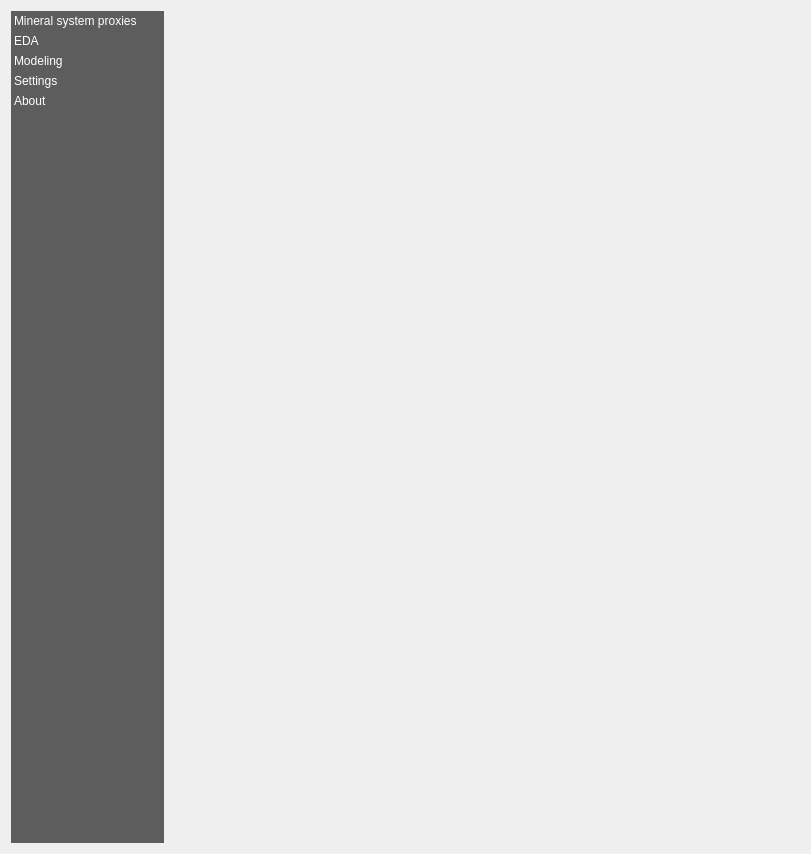
Above: eis_qgis_plugin/resources/ui/wizard.ui from GispoCoding/eis_qgis_plugin before the change. Below: the same form after it.
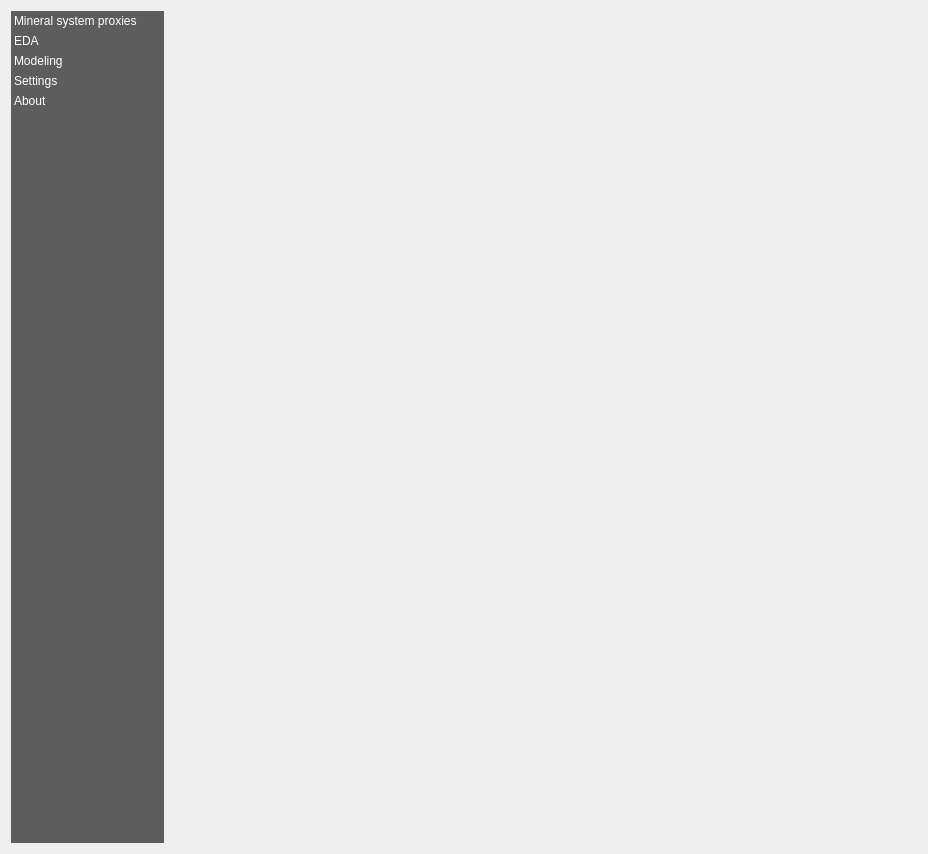
That is the form after the change.

What changed in the file:
```diff
--- a/eis_qgis_plugin/resources/ui/wizard.ui
+++ b/eis_qgis_plugin/resources/ui/wizard.ui
@@ -6,7 +6,7 @@
    <rect>
     <x>0</x>
     <y>0</y>
-    <width>811</width>
+    <width>928</width>
     <height>854</height>
    </rect>
   </property>
```
